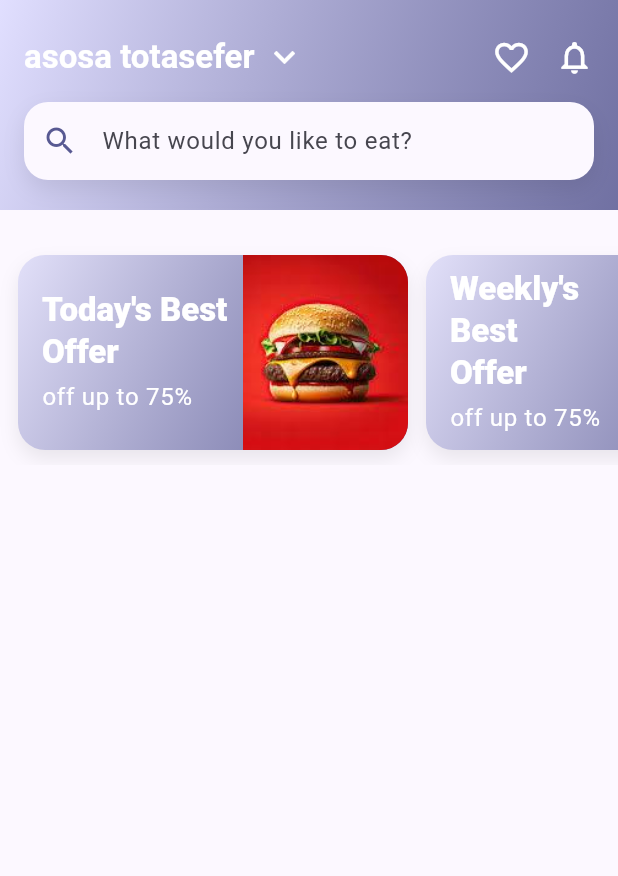
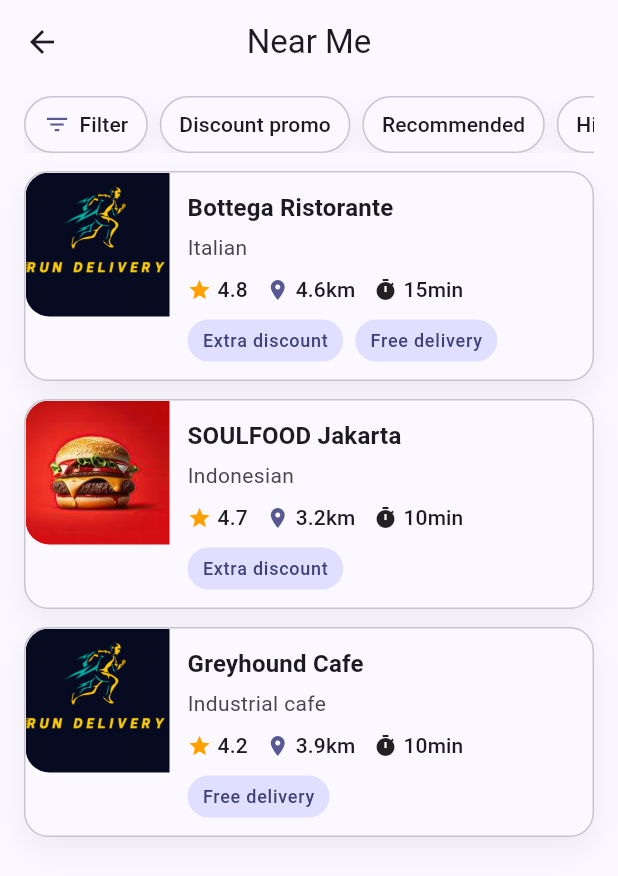
Before and after one commit to dejen-achenf/assosa_delivery, a Flutter app: the screen it shows after launch, on a phone screen of 412 x 824 dp. Shown: the top 876 px of the screen. Run offline on Flutter 3.47's test engine with Material 3 defaults, Android fonts, the phone set to English and light mode, and no system bars.

Commit message:
adding helpers.dart

```diff
--- /dev/null
+++ b/lib/core/utils/helper.dart
@@ -0,0 +1,254 @@
+import 'package:flutter/material.dart';
+
+class NearMeScreen extends StatelessWidget {
+  const NearMeScreen({super.key});
+
+  @override
+  Widget build(BuildContext context) {
+    final ColorScheme scheme = Theme.of(context).colorScheme;
+    return Scaffold(
+      backgroundColor: scheme.surface,
+      appBar: AppBar(
+        elevation: 0,
+        backgroundColor: scheme.surface,
+        leading: IconButton(
+          icon: const Icon(Icons.arrow_back),
+          onPressed: () => Navigator.of(context).maybePop(),
+        ),
+        title: const Text('Near Me'),
+        centerTitle: true,
+      ),
+      body: ListView(
+        padding: const EdgeInsets.fromLTRB(16, 8, 16, 16),
+        children: [
+          _FilterBar(),
+          const SizedBox(height: 12),
+          RestaurantCard(
+            imageAsset: 'assets/images/image.png',
+            name: 'Bottega Ristorante',
+            cuisine: 'Italian',
+            rating: 4.8,
+            distanceKm: 4.6,
+            etaMinutes: 15,
+            badges: const ['Extra discount', 'Free delivery'],
+          ),
+          const SizedBox(height: 12),
+          RestaurantCard(
+            imageAsset: 'assets/images/burger.png',
+            name: 'SOULFOOD Jakarta',
+            cuisine: 'Indonesian',
+            rating: 4.7,
+            distanceKm: 3.2,
+            etaMinutes: 10,
+            badges: const ['Extra discount'],
+          ),
+          const SizedBox(height: 12),
+          RestaurantCard(
+            imageAsset: 'assets/images/image.png',
+            name: 'Greyhound Cafe',
+            cuisine: 'Industrial cafe',
+            rating: 4.2,
+            distanceKm: 3.9,
+            etaMinutes: 10,
+            badges: const ['Free delivery'],
+          ),
+        ],
+      ),
+    );
+  }
+}
+
+class _FilterBar extends StatelessWidget {
+  @override
+  Widget build(BuildContext context) {
+    return SingleChildScrollView(
+      scrollDirection: Axis.horizontal,
+      child: Row(
+        children: const [
+          _FilterChip(label: 'Filter', icon: Icons.filter_list),
+          SizedBox(width: 8),
+          _FilterChip(label: 'Discount promo'),
+          SizedBox(width: 8),
+          _FilterChip(label: 'Recommended'),
+          SizedBox(width: 8),
+          _FilterChip(label: 'High Rating'),
+        ],
+      ),
+    );
+  }
+}
+
+class _FilterChip extends StatelessWidget {
+  final String label;
+  final IconData? icon;
+  const _FilterChip({required this.label, this.icon});
+
+  @override
+  Widget build(BuildContext context) {
+    final ColorScheme scheme = Theme.of(context).colorScheme;
+    return Container(
+      padding: const EdgeInsets.symmetric(horizontal: 12, vertical: 8),
+      decoration: BoxDecoration(
+        color: scheme.surface,
+        borderRadius: BorderRadius.circular(20),
+        boxShadow: [
+          BoxShadow(
+            color: scheme.shadow.withOpacity(0.06),
+            blurRadius: 10,
+            offset: const Offset(0, 4),
+          ),
+        ],
+        border: Border.all(color: scheme.outlineVariant),
+      ),
+      child: Row(
+        mainAxisSize: MainAxisSize.min,
+        children: [
+          if (icon != null) ...[
+            Icon(icon, size: 18, color: scheme.primary),
+            const SizedBox(width: 6),
+          ],
+          Text(
+            label,
+            style: Theme.of(context).textTheme.labelLarge,
+          ),
+        ],
+      ),
+    );
+  }
+}
+
+class RestaurantCard extends StatelessWidget {
+  final String imageAsset;
+  final String name;
+  final String cuisine;
+  final double rating;
+  final double distanceKm;
+  final int etaMinutes;
+  final List<String> badges;
+
+  const RestaurantCard({
+    super.key,
+    required this.imageAsset,
+    required this.name,
+    required this.cuisine,
+    required this.rating,
+    required this.distanceKm,
+    required this.etaMinutes,
+    required this.badges,
+  });
+
+  @override
+  Widget build(BuildContext context) {
+    final ColorScheme scheme = Theme.of(context).colorScheme;
+    return Container(
+      decoration: BoxDecoration(
+        color: scheme.surface,
+        borderRadius: BorderRadius.circular(16),
+        boxShadow: [
+          BoxShadow(
+            color: scheme.shadow.withOpacity(0.06),
+            blurRadius: 16,
+            offset: const Offset(0, 8),
+          ),
+        ],
+        border: Border.all(color: scheme.outlineVariant),
+      ),
+      child: Row(
+        crossAxisAlignment: CrossAxisAlignment.start,
+        children: [
+          ClipRRect(
+            borderRadius: const BorderRadius.only(
+              topLeft: Radius.circular(16),
+              bottomLeft: Radius.circular(16),
+            ),
+            child: Image.asset(
+              imageAsset,
+              width: 96,
+              height: 96,
+              fit: BoxFit.cover,
+            ),
+          ),
+          Expanded(
+            child: Padding(
+              padding: const EdgeInsets.fromLTRB(12, 12, 12, 12),
+              child: Column(
+                crossAxisAlignment: CrossAxisAlignment.start,
+                children: [
+                  Text(
+                    name,
+                    style: Theme.of(context).textTheme.titleMedium?.copyWith(
+                          fontWeight: FontWeight.w700,
+                        ),
+                  ),
+                  const SizedBox(height: 4),
+                  Text(
+                    cuisine,
+                    style: Theme.of(context).textTheme.bodyMedium?.copyWith(
+                          color: Theme.of(context).colorScheme.onSurfaceVariant,
+                        ),
+                  ),
+                  const SizedBox(height: 8),
+                  Row(
+                    children: [
+                      Icon(Icons.star, size: 16, color: Colors.amber.shade700),
+                      const SizedBox(width: 4),
+                      Text(
+                        rating.toStringAsFixed(1),
+                        style: Theme.of(context).textTheme.labelLarge,
+                      ),
+                      const SizedBox(width: 12),
+                      Icon(Icons.place,
+                          size: 16,
+                          color: Theme.of(context).colorScheme.primary),
+                      const SizedBox(width: 4),
+                      Text(
+                        '${distanceKm.toStringAsFixed(1)}km',
+                        style: Theme.of(context).textTheme.labelLarge,
+                      ),
+                      const SizedBox(width: 12),
+                      const Icon(Icons.timer, size: 16),
+                      const SizedBox(width: 4),
+                      Text(
+                        '${etaMinutes}min',
+                        style: Theme.of(context).textTheme.labelLarge,
+                      ),
+                    ],
+                  ),
+                  const SizedBox(height: 10),
+                  Wrap(
+                    spacing: 8,
+                    runSpacing: 6,
+                    children: badges
+                        .map(
+                          (b) => Container(
+                            padding: const EdgeInsets.symmetric(
+                                horizontal: 10, vertical: 6),
+                            decoration: BoxDecoration(
+                              color: Theme.of(context)
+                                  .colorScheme
+                                  .primaryContainer,
+                              borderRadius: BorderRadius.circular(20),
+                            ),
+                            child: Text(
+                              b,
+                              style: Theme.of(context)
+                                  .textTheme
+                                  .labelMedium
+                                  ?.copyWith(
+                                      color: Theme.of(context)
+                                          .colorScheme
+                                          .onPrimaryContainer),
+                            ),
+                          ),
+                        )
+                        .toList(),
+                  ),
+                ],
+              ),
+            ),
+          ),
+        ],
+      ),
+    );
+  }
+}
--- a/lib/main.dart
+++ b/lib/main.dart
@@ -1,3 +1,4 @@
+import "package:asosa_delivery/core/utils/helper.dart";
 import "package:asosa_delivery/features/home/home_screen.dart";
 import "package:flutter/material.dart";
 
@@ -27,7 +28,7 @@
       theme: baseLight,
       darkTheme: baseDark,
       themeMode: ThemeMode.system,
-      home: const Home(),
+      home: const NearMeScreen(),
     );
   }
 }
```
